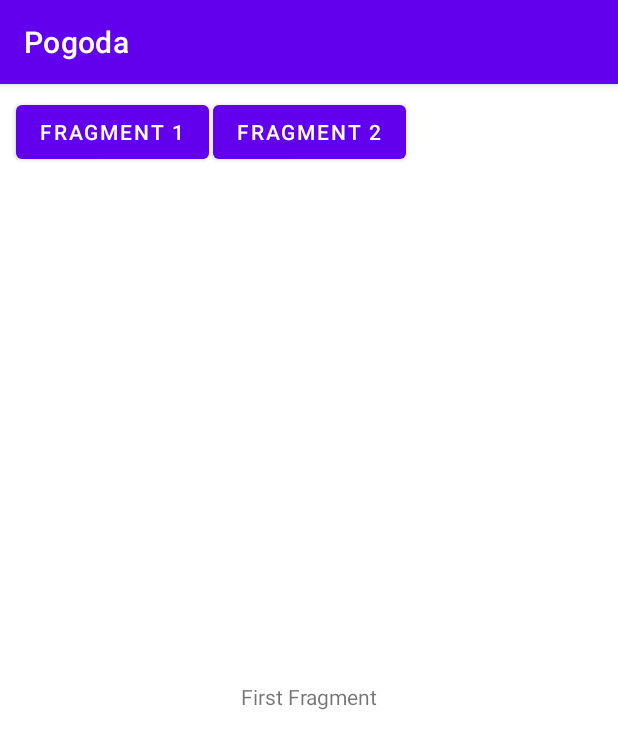
After one commit to KZielinskii/Pogoda, an Android app: the FirstFragment screen opened directly, with no data from a screen before it, on a phone screen of 412 x 824 dp. The commit adds this screen. Shown: the top 749 px of the screen. Run offline under Robolectric (Android 15) with nearby library versions, the phone set to English and light mode, and no system bars.

Commit message:
Added initial functionality of fragments

```diff
--- a/app/src/main/AndroidManifest.xml
+++ b/app/src/main/AndroidManifest.xml
@@ -23,6 +23,7 @@
                 <category android:name="android.intent.category.LAUNCHER" />
             </intent-filter>
         </activity>
+        <activity android:name=".WeatherForecast" />
     </application>
 
 </manifest>
--- /dev/null
+++ b/app/src/main/java/com/example/pogoda/FirstFragment.java
@@ -0,0 +1,20 @@
+package com.example.pogoda;
+
+import android.os.Bundle;
+
+import androidx.annotation.NonNull;
+import androidx.annotation.Nullable;
+import androidx.fragment.app.Fragment;
+
+import android.view.LayoutInflater;
+import android.view.View;
+import android.view.ViewGroup;
+
+public class FirstFragment extends Fragment {
+
+    @Override
+    public View onCreateView(LayoutInflater inflater, ViewGroup container, Bundle savedInstanceState) {
+
+        return inflater.inflate(R.layout.fragment_first, container, false);
+    }
+}
--- a/app/src/main/java/com/example/pogoda/MainActivity.java
+++ b/app/src/main/java/com/example/pogoda/MainActivity.java
@@ -19,7 +19,7 @@ import java.util.Map;
 
 public class MainActivity extends AppCompatActivity{
 
-    private  ArrayList<Locality> localities;
+    private ArrayList<Locality> localities;
     private LocalitiesListAddapter localitiesListAddapter;
     @Override
     protected void onCreate(@Nullable Bundle savedInstanceState) {
--- a/app/src/main/java/com/example/pogoda/WeatherForecast.java
+++ b/app/src/main/java/com/example/pogoda/WeatherForecast.java
@@ -1,5 +1,59 @@
 package com.example.pogoda;
 
-public class WeatherForecast
-{
+import androidx.annotation.Nullable;
+import androidx.appcompat.app.AppCompatActivity;
+import androidx.fragment.app.FragmentManager;
+import androidx.fragment.app.FragmentTransaction;
+
+import android.content.Context;
+import android.content.SharedPreferences;
+import android.os.Bundle;
+import android.view.Menu;
+import android.view.View;
+import android.widget.Button;
+import android.widget.ImageButton;
+import android.widget.ListView;
+import android.view.MenuItem;
+import android.widget.TextView;
+import android.widget.Toast;
+
+import java.util.ArrayList;
+import java.util.Map;
+
+public class WeatherForecast extends AppCompatActivity{
+
+    private Button button1;
+    private Button button2;
+    @Override
+    protected void onCreate(@Nullable Bundle savedInstanceState) {
+        super.onCreate(savedInstanceState);
+        setContentView(R.layout.activity_details);
+        button1 = findViewById(R.id.firstFragment);
+        button2 = findViewById(R.id.secondFragment);
+
+        FragmentManager fragmentManager = getSupportFragmentManager();
+        FragmentTransaction fragmentTransaction = fragmentManager.beginTransaction();
+        fragmentTransaction.replace(R.id.flFragment, new FirstFragment());
+        fragmentTransaction.commit();
+
+        button1.setOnClickListener(new View.OnClickListener() {
+            @Override
+            public void onClick(View v) {
+                FragmentManager fragmentManager = getSupportFragmentManager();
+                FragmentTransaction fragmentTransaction = fragmentManager.beginTransaction();
+                fragmentTransaction.replace(R.id.flFragment, new FirstFragment());
+                fragmentTransaction.commit();
+            }
+        });
+
+        button2.setOnClickListener(new View.OnClickListener() {
+            @Override
+            public void onClick(View v) {
+                FragmentManager fragmentManager = getSupportFragmentManager();
+                FragmentTransaction fragmentTransaction = fragmentManager.beginTransaction();
+                fragmentTransaction.replace(R.id.flFragment, new SecondFragment());
+                fragmentTransaction.commit();
+            }
+        });
+    }
 }
--- /dev/null
+++ b/app/src/main/res/layout/activity_details.xml
@@ -0,0 +1,40 @@
+<?xml version="1.0" encoding="utf-8"?>
+<androidx.constraintlayout.widget.ConstraintLayout xmlns:android="http://schemas.android.com/apk/res/android"
+    xmlns:tools="http://schemas.android.com/tools"
+    xmlns:app="http://schemas.android.com/apk/res-auto"
+    android:layout_width="match_parent"
+    android:layout_height="match_parent"
+    android:padding="8dp"
+    tools:context=".WeatherForecast">
+
+    <Button
+        android:id="@+id/firstFragment"
+        android:layout_width="wrap_content"
+        android:layout_height="wrap_content"
+        android:text="Fragment 1"
+        app:layout_constraintEnd_toStartOf="@id/secondFragment"
+        app:layout_constraintHorizontal_bias="0.5"
+        app:layout_constraintStart_toStartOf="parent"
+        app:layout_constraintTop_toTopOf="parent"/>
+
+    <Button
+        android:id="@+id/secondFragment"
+        android:layout_width="wrap_content"
+        android:layout_height="wrap_content"
+        android:text="Fragment 2"
+        app:layout_constraintEnd_toEndOf="parent"
+        app:layout_constraintHorizontal_bias="0.5"
+        app:layout_constraintStart_toEndOf="@id/secondFragment"
+        app:layout_constraintTop_toTopOf="parent"/>
+
+    <FrameLayout
+        android:id="@+id/flFragment"
+        android:layout_width="match_parent"
+        android:layout_height="0dp"
+        app:layout_constraintBottom_toBottomOf="parent"
+        app:layout_constraintEnd_toEndOf="parent"
+        app:layout_constraintHorizontal_bias="0.5"
+        app:layout_constraintStart_toStartOf="parent"
+        app:layout_constraintTop_toBottomOf="@id/firstFragment" />
+
+</androidx.constraintlayout.widget.ConstraintLayout>
--- /dev/null
+++ b/app/src/main/res/layout/fragment_first.xml
@@ -0,0 +1,21 @@
+<?xml version="1.0" encoding="utf-8"?>
+<androidx.constraintlayout.widget.ConstraintLayout xmlns:android="http://schemas.android.com/apk/res/android"
+    xmlns:app="http://schemas.android.com/apk/res-auto"
+    xmlns:tools="http://schemas.android.com/tools"
+    android:layout_width="match_parent"
+    android:layout_height="match_parent"
+    tools:context=".FirstFragment">
+
+    <TextView
+        android:id="@+id/tvFirstFragment"
+        android:layout_width="wrap_content"
+        android:layout_height="wrap_content"
+        android:text="First Fragment"
+        app:layout_constraintBottom_toBottomOf="parent"
+        app:layout_constraintEnd_toEndOf="parent"
+        app:layout_constraintHorizontal_bias="0.5"
+        app:layout_constraintStart_toStartOf="parent"
+        app:layout_constraintTop_toTopOf="parent"
+        app:layout_constraintVertical_bias="0.5" />
+
+</androidx.constraintlayout.widget.ConstraintLayout>
--- a/app/src/main/res/values/strings.xml
+++ b/app/src/main/res/values/strings.xml
@@ -6,4 +6,6 @@
     <string name="search_title">Pogoda</string>
     <string name="refresh">Odśwież</string>
     <string name="temperature">Temperatura:</string>
+    <!-- TODO: Remove or change this placeholder text -->
+    <string name="hello_blank_fragment">Hello blank fragment</string>
 </resources>
```
Also changed, not shown: app/src/main/java/com/example/pogoda/LocalitiesListAddapter.java (+4 -5 lines), app/src/main/java/com/example/pogoda/SecondFragment.java (added, +19 -0 lines), app/src/main/res/layout/activity_main.xml (+1 -13 lines), app/src/main/res/layout/fragment_second.xml (added, +21 -0 lines).
